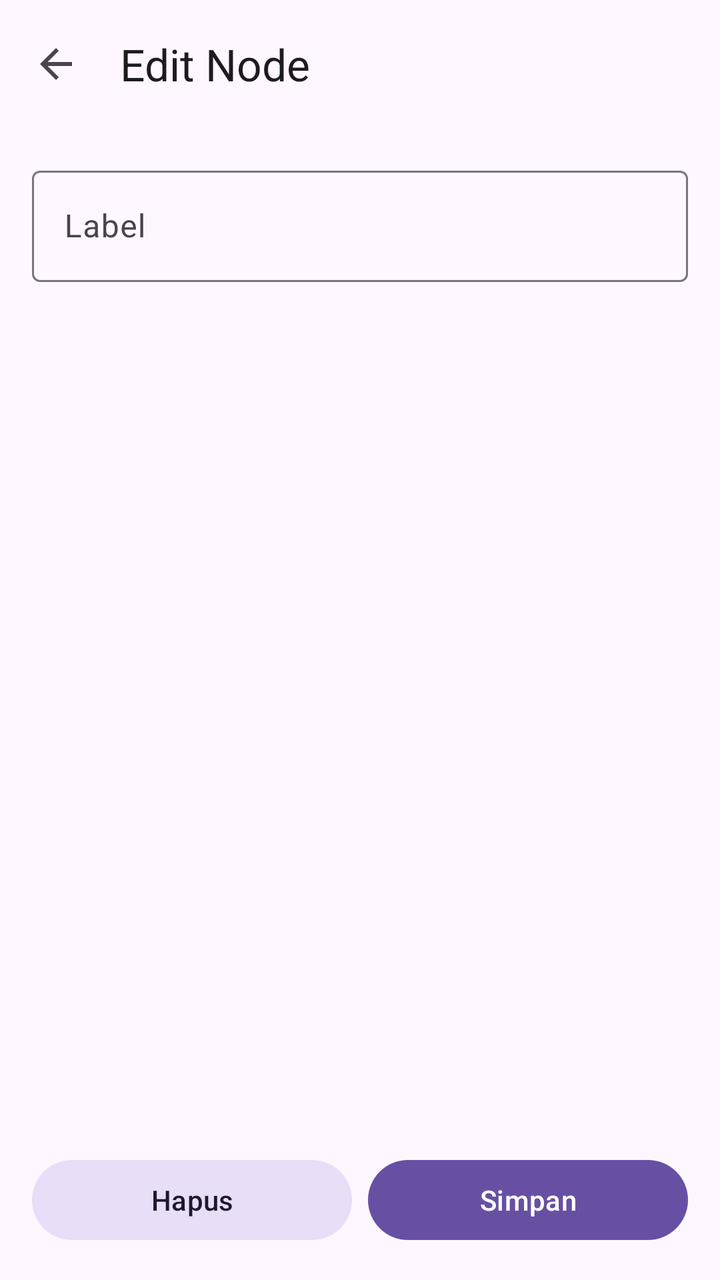
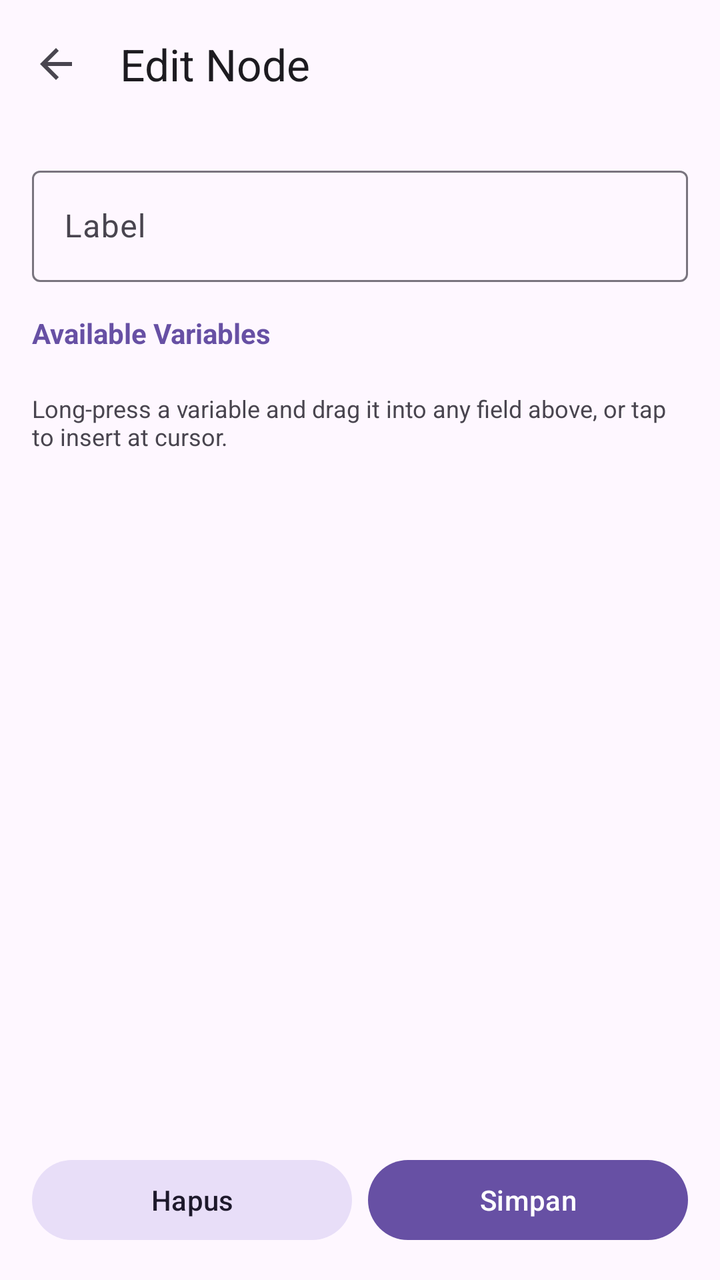

Screens rendered from an Android XML layout before and after an edit, with the pre-edit source and the edit as a unified diff.
<!-- AndroidManifest.xml: application theme AppTheme -->
<!-- res/layout/activity_node_editor.xml -->
<?xml version="1.0" encoding="utf-8"?>
<LinearLayout xmlns:android="http://schemas.android.com/apk/res/android"
  xmlns:app="http://schemas.android.com/apk/res-auto"
  android:layout_width="match_parent"
  android:layout_height="match_parent"
  android:orientation="vertical"
  android:theme="@style/AppTheme">

  <com.google.android.material.appbar.MaterialToolbar
    android:id="@+id/toolbar"
    android:layout_width="match_parent"
    android:layout_height="?attr/actionBarSize"
    android:background="?attr/colorSurface"
    app:title="@string/edit_node"
    app:navigationIcon="?attr/homeAsUpIndicator" />

  <ScrollView
    android:layout_width="match_parent"
    android:layout_height="0dp"
    android:layout_weight="1"
    android:padding="16dp">

    <LinearLayout
      android:layout_width="match_parent"
      android:layout_height="wrap_content"
      android:orientation="vertical">

      <com.google.android.material.textfield.TextInputLayout
        android:id="@+id/label_input"
        style="@style/Widget.Material3.TextInputLayout.OutlinedBox"
        android:layout_width="match_parent"
        android:layout_height="wrap_content"
        android:hint="@string/node_label">

        <com.google.android.material.textfield.TextInputEditText
          android:id="@+id/et_label"
          android:layout_width="match_parent"
          android:layout_height="wrap_content" />

      </com.google.android.material.textfield.TextInputLayout>

      <LinearLayout
        android:id="@+id/properties_container"
        android:layout_width="match_parent"
        android:layout_height="wrap_content"
        android:orientation="vertical" />

    </LinearLayout>

  </ScrollView>

  <LinearLayout
    android:layout_width="match_parent"
    android:layout_height="wrap_content"
    android:orientation="horizontal"
    android:padding="16dp">

    <com.google.android.material.button.MaterialButton
      android:id="@+id/btn_delete"
      style="@style/Widget.Material3.Button.TonalButton"
      android:layout_width="0dp"
      android:layout_height="wrap_content"
      android:layout_weight="1"
      android:layout_marginEnd="8dp"
      android:text="@string/delete" />

    <com.google.android.material.button.MaterialButton
      android:id="@+id/btn_save"
      style="@style/Widget.Material3.Button"
      android:layout_width="0dp"
      android:layout_height="wrap_content"
      android:layout_weight="1"
      android:text="@string/save" />

  </LinearLayout>

</LinearLayout>
<!-- resources referenced by this layout -->
<resources>
  <string name="delete">Hapus</string>
  <string name="edit_node">Edit Node</string>
  <string name="node_label">Label</string>
  <string name="save">Simpan</string>
  <style name="AppTheme" parent="Theme.Material3.DayNight.NoActionBar">
      <item name="dynamicColorThemeOverlay">@style/ThemeOverlay.Material3.DynamicColors.DayNight</item>
    </style>
</resources>

<!-- the commit's change to res/layout/activity_node_editor.xml (unified diff, before → after) -->
@@ -45,6 +45,36 @@
         android:layout_height="wrap_content"
         android:orientation="vertical" />
 
+      <TextView
+        android:layout_width="match_parent"
+        android:layout_height="wrap_content"
+        android:layout_marginTop="16dp"
+        android:text="Available Variables"
+        android:textSize="14sp"
+        android:textStyle="bold"
+        android:textColor="?attr/colorPrimary" />
+
+      <HorizontalScrollView
+        android:layout_width="match_parent"
+        android:layout_height="wrap_content"
+        android:layout_marginTop="8dp">
+
+        <LinearLayout
+          android:id="@+id/variable_chips_container"
+          android:layout_width="wrap_content"
+          android:layout_height="wrap_content"
+          android:orientation="horizontal" />
+
+      </HorizontalScrollView>
+
+      <TextView
+        android:layout_width="match_parent"
+        android:layout_height="wrap_content"
+        android:layout_marginTop="12dp"
+        android:text="Long-press a variable and drag it into any field above, or tap to insert at cursor."
+        android:textSize="12sp"
+        android:textColor="?android:attr/textColorSecondary" />
+
     </LinearLayout>
 
   </ScrollView>
